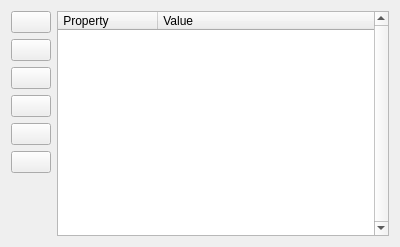
albin-johansson/tactile, file src/gui/properties/properties_widget.ui: the form before one commit.
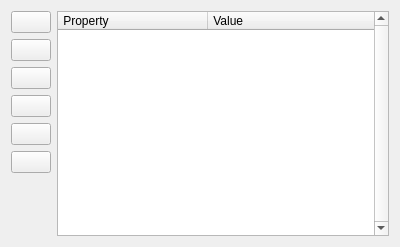
The form after the commit. Icons and pictures are not drawn.

```diff
--- a/src/gui/properties/properties_widget.ui
+++ b/src/gui/properties/properties_widget.ui
@@ -152,6 +152,9 @@
        <attribute name="headerMinimumSectionSize">
         <number>55</number>
        </attribute>
+       <attribute name="headerDefaultSectionSize">
+        <number>150</number>
+       </attribute>
        <attribute name="headerHighlightSections">
         <bool>false</bool>
        </attribute>
```
